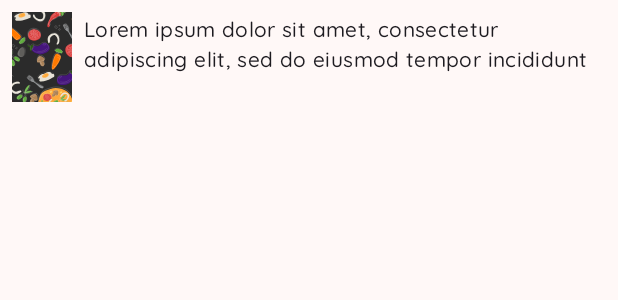
After one commit to AKMohite/Feastilious, an Android app: the layout widget_favorite_recipe.xml on its own in the app's theme, with its tools: preview values and no code run, on a phone screen of 412 x 824 dp. The commit adds this screen. Shown: the top 300 px of the screen. Run offline under Robolectric (Android 15) with nearby library versions, the light colour scheme and no system bars.

Commit message:
Add layouts for widget. WIP load recipes

```diff
--- a/app/src/main/AndroidManifest.xml
+++ b/app/src/main/AndroidManifest.xml
@@ -82,6 +82,9 @@
         <receiver android:name=".core.notification.PostNotificationBroadcastReceiver"
             android:exported="false"/>
 
+      <service android:name=".ui.widgets.favoriterecipes.FavoriteRecipesWidgetService"
+        android:permission="android.permission.BIND_REMOTEVIEWS"/>
+
       <receiver android:name=".ui.widgets.favoriterecipes.FavoriteRecipesWidgetProvider"
         android:exported="false"
         android:label="@string/favorite_recipes">
--- /dev/null
+++ b/app/src/main/res/layout/widget_favorite_recipe.xml
@@ -0,0 +1,25 @@
+<?xml version="1.0" encoding="utf-8"?>
+<RelativeLayout
+  xmlns:android="http://schemas.android.com/apk/res/android"
+  android:layout_width="match_parent"
+  android:layout_height="wrap_content"
+  android:padding="@dimen/space_small"
+  xmlns:tools="http://schemas.android.com/tools">
+  <ImageView
+    android:id="@+id/widget_fav_recipe_img"
+    android:layout_width="@dimen/widget_img_width"
+    android:layout_height="@dimen/widget_img_height"
+    android:contentDescription="@string/content_desc_recipe_image"
+    android:scaleType="centerCrop"
+    android:src="@drawable/recipe_default_placeholder"
+    tools:srcCompat="@tools:sample/backgrounds/scenic"/>
+  <TextView
+    android:id="@+id/widget_fav_recipe_title"
+    android:layout_width="match_parent"
+    android:layout_height="wrap_content"
+    tools:text="@string/lorem_ipsum"
+    android:maxLines="2"
+    android:layout_marginHorizontal="@dimen/space_small"
+    android:layout_toEndOf="@id/widget_fav_recipe_img"
+    style="?attr/textAppearanceBodyMedium"/>
+</RelativeLayout>
--- a/app/src/main/res/values/dimens.xml
+++ b/app/src/main/res/values/dimens.xml
@@ -22,5 +22,7 @@
     <dimen name="bottom_navigation_height">68dp</dimen>
     <dimen name="screen_anim_slide_distance_end">60dp</dimen>
     <dimen name="screen_anim_slide_distance_start">-60dp</dimen>
-    <!-- endregion -->
+  <dimen name="widget_img_width">40dp</dimen>
+  <dimen name="widget_img_height">60dp</dimen>
+  <!-- endregion -->
 </resources>
--- a/app/src/main/res/values/strings.xml
+++ b/app/src/main/res/values/strings.xml
@@ -121,4 +121,5 @@ Ut eu maximus massa. Duis eget volutpat tellus. Sed egestas tempus efficitur. Et
     <string name="shortcut_search_recipe_short">@string/search_recipes</string>
     <string name="shortcut_search_recipe_long">Search recipes as per your taste</string>
     <string name="favorite_recipes_widget_desc">View your favorite recipes</string>
+  <string name="content_desc_recipe_image">Recipe image</string>
 </resources>
--- a/app/src/main/res/xml/favorite_recipes_widget_provider.xml
+++ b/app/src/main/res/xml/favorite_recipes_widget_provider.xml
@@ -2,13 +2,13 @@
 <appwidget-provider
   xmlns:android="http://schemas.android.com/apk/res/android"
   android:minWidth="300dp"
-  android:minHeight="200dp"
+  android:minHeight="150dp"
   android:targetCellWidth="3"
   android:targetCellHeight="1"
   android:minResizeWidth="100dp"
   android:minResizeHeight="100dp"
-  android:maxResizeWidth="400dp"
-  android:maxResizeHeight="400dp"
+  android:maxResizeWidth="300dp"
+  android:maxResizeHeight="300dp"
   android:updatePeriodMillis="43200000"
   android:description="@string/favorite_recipes_widget_desc"
   android:previewLayout="@layout/component_recipe"
```
Also changed, not shown: app/src/main/java/com/ak/feastit/ui/widgets/favoriterecipes/FavoriteRecipesWidgetService.kt (added, +22 -0 lines), app/src/main/java/com/ak/feastit/ui/widgets/favoriterecipes/FavoriteRecipesWidgetViewsFactory.kt (added, +100 -0 lines), app/src/main/res/layout/widget_header.xml (added, +13 -0 lines), app/src/main/res/layout/widget_loading_item.xml (added, +13 -0 lines).
